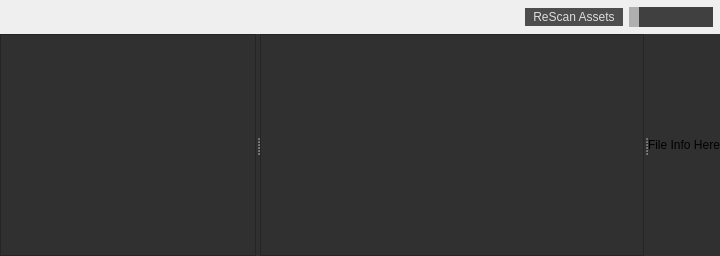
Old version of the form src/widgets/assetwidget.ui in the repository jahshaka/Studio.
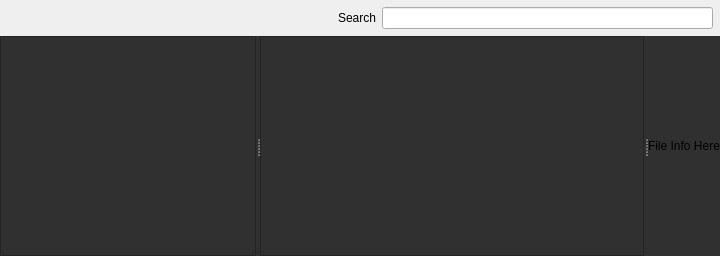
New version of the form.

Commit message: Implement final functions for asset management - Add an internal picking widget - Changes to thumbnail usage - Search for imported assets - Allow folder creation and deletion

The edit to the form file:
```diff
--- a/src/widgets/assetwidget.ui
+++ b/src/widgets/assetwidget.ui
@@ -38,7 +38,24 @@
     background: #AFAFAF;
     width: 10px;
     margin: -2px 0; /* handle is placed by default on the contents rect of the groove. Expand outside the groove */
-}</string>
+}
+
+/* Works for both QListView and QListWidget */
+QListView::item {
+    /* Won't work without borders set */
+    border: 0;
+    padding: 10px;
+}
+
+/* For icon only */
+/*QListView::icon {
+    left: 10px;
+}*/
+
+/* For text only */
+/*QListView::text {
+    left: 10px;
+}*/</string>
   </property>
   <layout class="QGridLayout" name="gridLayout">
    <property name="leftMargin">
@@ -91,24 +108,14 @@
        </spacer>
       </item>
       <item>
-       <widget class="QPushButton" name="pushButton">
+       <widget class="QLabel" name="srchLabel">
         <property name="text">
-         <string>ReScan Assets</string>
+         <string>Search</string>
         </property>
        </widget>
       </item>
       <item>
-       <widget class="QSlider" name="horizontalSlider">
-        <property name="sizePolicy">
-         <sizepolicy hsizetype="Minimum" vsizetype="Preferred">
-          <horstretch>0</horstretch>
-          <verstretch>0</verstretch>
-         </sizepolicy>
-        </property>
-        <property name="orientation">
-         <enum>Qt::Horizontal</enum>
-        </property>
-       </widget>
+       <widget class="QLineEdit" name="searchBar"/>
       </item>
      </layout>
     </widget>
@@ -150,6 +157,15 @@
         <verstretch>0</verstretch>
        </sizepolicy>
       </property>
+      <property name="editTriggers">
+       <set>QAbstractItemView::NoEditTriggers</set>
+      </property>
+      <property name="iconSize">
+       <size>
+        <width>0</width>
+        <height>0</height>
+       </size>
+      </property>
      </widget>
      <widget class="QWidget" name="widget" native="true">
       <property name="sizePolicy">
```
The commit also changes 10 other files.
